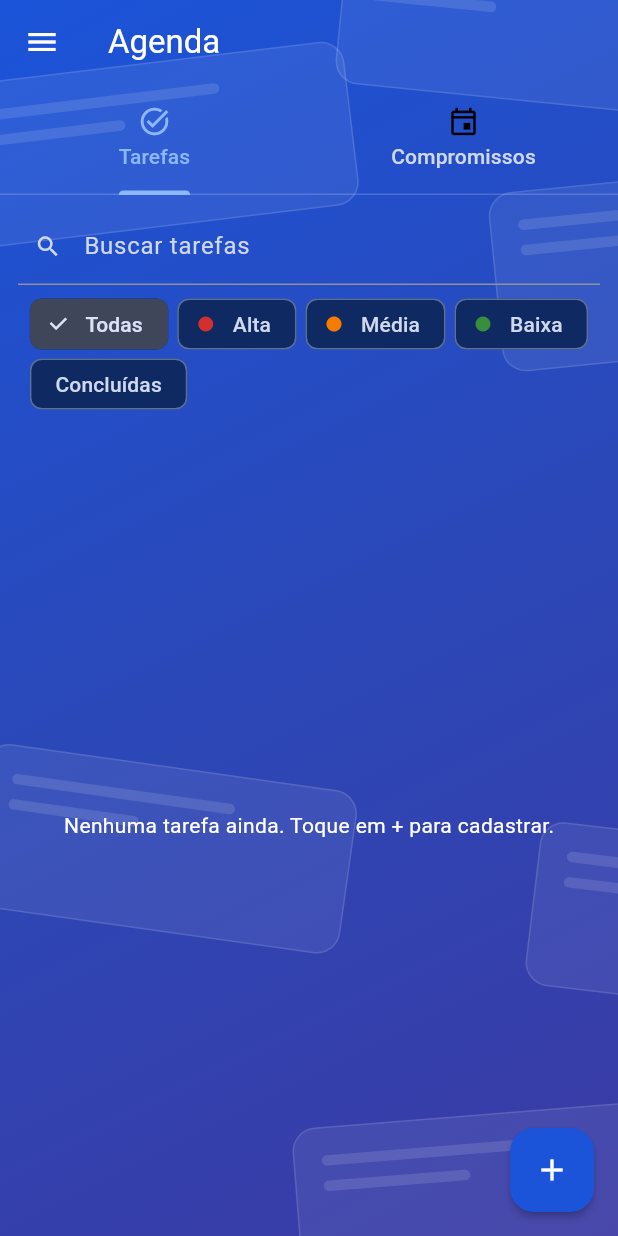
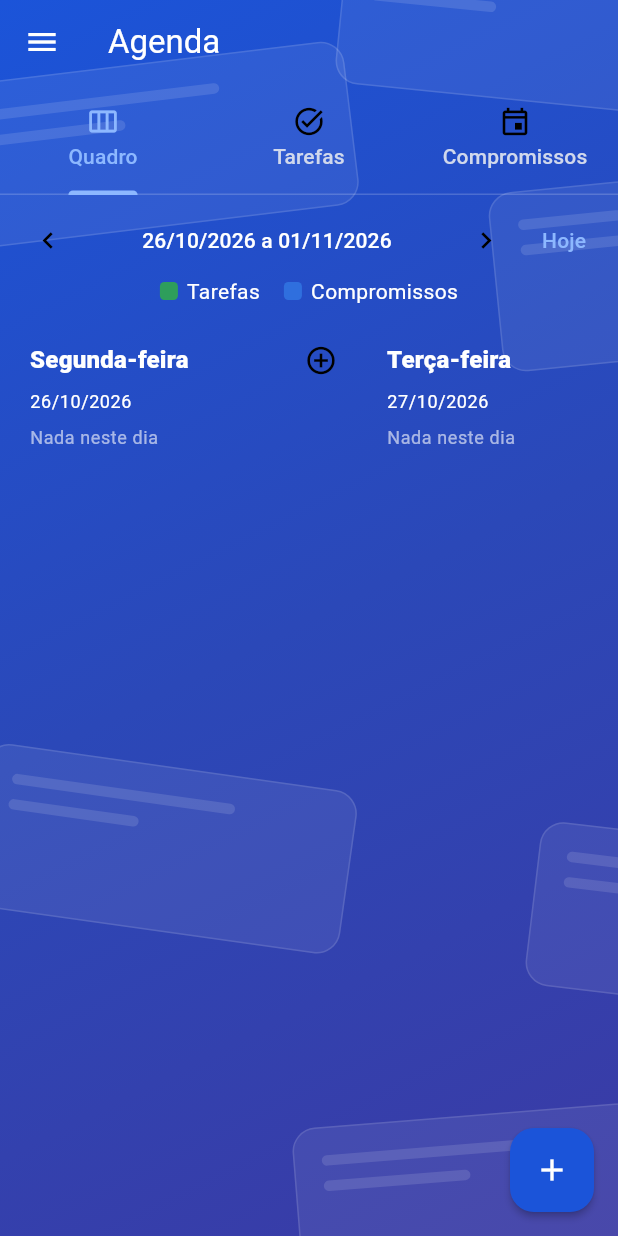
Before and after one commit to valdeiramaral/controle.pessoal, a Flutter app: the AgendaPage screen opened directly, on a phone screen of 412 x 824 dp. Run offline on Flutter 3.47's test engine with Material 3 defaults, Android fonts, the phone set to English and light mode, and no system bars; our stand-ins replace drift, drift_flutter, file_picker, flutter_local_notifications, flutter_riverpod, flutter_secure_storage and 1 more; missing offline and left inert: file_saver; accounts and stored records are empty; generated files the repository leaves out were written again.

Commit message:
Quadro semanal em Tarefas: tarefas em verde e compromissos em azul na mesma tela
Co-Authored-By: Claude Sonnet 5.5 <noreply@anthropic.com>
Claude-Session: https://claude.ai/code/session_01BBJdPGpRE6NQGsK2ezuwoF

```diff
--- a/app/lib/core/tarefas_calculo.dart
+++ b/app/lib/core/tarefas_calculo.dart
@@ -63,3 +63,13 @@ List<GrupoDiaTarefas> agruparTarefasPorDia(List<Tarefa> tarefas) {
             })),
   ];
 }
+
+/// Segunda-feira da semana de [d] (a semana do quadro vai de segunda a domingo).
+DateTime inicioDaSemana(DateTime d) {
+  final dia = DateTime(d.year, d.month, d.day);
+  return DateTime(dia.year, dia.month, dia.day - (dia.weekday - DateTime.monday));
+}
+
+/// Cores do quadro: tarefas em verde e compromissos em azul.
+const corTarefaQuadro = Color(0xFF2E9E5B);
+const corCompromissoQuadro = Color(0xFF2F6FDE);
--- a/app/lib/features/agenda/agenda_page.dart
+++ b/app/lib/features/agenda/agenda_page.dart
@@ -5,7 +5,9 @@ import '../nav/menu_lateral.dart';
 
 import '../../core/formatos.dart';
 import '../../core/notificacoes.dart';
+import '../../core/tarefas_calculo.dart';
 import '../../data/local/banco.dart';
+import 'quadro_aba.dart';
 import 'tarefa_form_page.dart';
 import 'tarefas_aba.dart';
 
@@ -20,7 +22,7 @@ class AgendaPage extends ConsumerStatefulWidget {
 }
 
 class _AgendaPageState extends ConsumerState<AgendaPage> with SingleTickerProviderStateMixin {
-  late final TabController _abas = TabController(length: 2, vsync: this)..addListener(() => setState(() {}));
+  late final TabController _abas = TabController(length: 3, vsync: this)..addListener(() => setState(() {}));
 
   @override
   void dispose() {
@@ -67,31 +69,66 @@ class _AgendaPageState extends ConsumerState<AgendaPage> with SingleTickerProvid
   @override
   Widget build(BuildContext context) {
     final banco = ref.watch(bancoProvider);
-    final tarefas = _abas.index == 0;
+    final aba = _abas.index; // 0 quadro | 1 tarefas | 2 compromissos
     return Scaffold(
       appBar: BarraPagina(title: Text(widget.titulo)),
       body: Column(children: [
         TabBar(
           controller: _abas,
           tabs: const [
+            Tab(key: Key('aba_quadro'), icon: Icon(Icons.view_week_outlined), text: 'Quadro'),
             Tab(key: Key('aba_tarefas'), icon: Icon(Icons.task_alt_outlined), text: 'Tarefas'),
             Tab(key: Key('aba_compromissos'), icon: Icon(Icons.event_outlined), text: 'Compromissos'),
           ],
         ),
         Expanded(
           child: TabBarView(controller: _abas, children: [
+            const QuadroAba(),
             const TarefasAba(),
             _compromissos(banco),
           ]),
         ),
       ]),
       floatingActionButton: FloatingActionButton(
-        key: Key(tarefas ? 'fab_nova_tarefa' : 'fab_novo_compromisso'),
-        tooltip: tarefas ? 'Nova tarefa' : 'Novo compromisso',
-        onPressed: () => tarefas ? abrirFormularioTarefa(context) : _novoEvento(context, banco),
+        key: Key(aba == 2 ? 'fab_novo_compromisso' : aba == 1 ? 'fab_nova_tarefa' : 'fab_novo_quadro'),
+        tooltip: aba == 2 ? 'Novo compromisso' : aba == 1 ? 'Nova tarefa' : 'Novo',
+        onPressed: () => aba == 2
+            ? _novoEvento(context, banco)
+            : aba == 1
+                ? abrirFormularioTarefa(context)
+                : _escolherNovo(context, banco),
         child: const Icon(Icons.add),
       ),
     );
+  }
+
+  /// No quadro, o + pergunta o que cadastrar: tarefa ou compromisso.
+  Future<void> _escolherNovo(BuildContext context, Banco banco) async {
+    final r = await showModalBottomSheet<String>(
+      context: context,
+      builder: (ctx) => SafeArea(
+        child: Column(mainAxisSize: MainAxisSize.min, children: [
+          ListTile(
+            key: const Key('novo_tarefa'),
+            leading: const Icon(Icons.task_alt_outlined, color: corTarefaQuadro),
+            title: const Text('Nova tarefa'),
+            onTap: () => Navigator.pop(ctx, 'tarefa'),
+          ),
+          ListTile(
+            key: const Key('novo_compromisso'),
+            leading: const Icon(Icons.event_outlined, color: corCompromissoQuadro),
+            title: const Text('Novo compromisso'),
+            onTap: () => Navigator.pop(ctx, 'compromisso'),
+          ),
+        ]),
+      ),
+    );
+    if (!context.mounted || r == null) return;
+    if (r == 'tarefa') {
+      await abrirFormularioTarefa(context);
+    } else {
+      await _novoEvento(context, banco);
+    }
   }
 
   Future<void> _novoEvento(BuildContext context, Banco banco) async {
--- /dev/null
+++ b/app/lib/features/agenda/quadro_aba.dart
@@ -0,0 +1,209 @@
+import 'package:flutter/material.dart';
+import 'package:flutter_riverpod/flutter_riverpod.dart';
+import 'package:intl/intl.dart';
+
+import '../../core/formatos.dart';
+import '../../core/tarefas_calculo.dart';
+import '../../data/local/banco.dart';
+import 'tarefa_form_page.dart';
+
+/// Quadro da semana (segunda a domingo): uma coluna por dia com as tarefas (verde) e os compromissos (azul).
+class QuadroAba extends ConsumerStatefulWidget {
+  const QuadroAba({super.key, this.agora});
+
+  final DateTime? agora; // para testes
+
+  @override
+  ConsumerState<QuadroAba> createState() => _QuadroAbaState();
+}
+
+class _QuadroAbaState extends ConsumerState<QuadroAba> {
+  late DateTime _semana = inicioDaSemana(widget.agora ?? DateTime.now());
+
+  DateTime get _hoje {
+    final a = widget.agora ?? DateTime.now();
+    return DateTime(a.year, a.month, a.day);
+  }
+
+  DateTime _dia(int i) => DateTime(_semana.year, _semana.month, _semana.day + i);
+
+  static DateTime _so(DateTime d) => DateTime(d.year, d.month, d.day);
+
+  Widget _legenda(Color cor, String texto) => Row(mainAxisSize: MainAxisSize.min, children: [
+        Container(width: 12, height: 12, decoration: BoxDecoration(color: cor, borderRadius: BorderRadius.circular(3))),
+        const SizedBox(width: 6),
+        Text(texto),
+      ]);
+
+  Widget _cartaoTarefa(Banco banco, Tarefa t) {
+    final concluida = t.etapa == 'concluida';
+    final estimativa = descricaoEstimativa(t.estimativa, t.estimativaUnidade);
+    return Card(
+      key: Key('quadro_tarefa_${t.id}'),
+      margin: const EdgeInsets.only(bottom: 8),
+      color: corTarefaQuadro.withValues(alpha: concluida ? 0.06 : 0.14),
+      clipBehavior: Clip.antiAlias,
+      child: InkWell(
+        onTap: () => abrirFormularioTarefa(context, tarefa: t),
+        child: Container(
+          decoration: const BoxDecoration(border: Border(left: BorderSide(color: corTarefaQuadro, width: 5))),
+          padding: const EdgeInsets.fromLTRB(8, 6, 4, 6),
+          child: Row(crossAxisAlignment: CrossAxisAlignment.start, children: [
+            Expanded(
+              child: Column(crossAxisAlignment: CrossAxisAlignment.start, children: [
+                Text(t.titulo,
+                    style: TextStyle(fontWeight: FontWeight.w600, decoration: concluida ? TextDecoration.lineThrough : null)),
+                Text(
+                  [
+                    if ((t.projeto ?? '').isNotEmpty) t.projeto!,
+                    etapasTarefa[t.etapa] ?? t.etapa,
+                    if (estimativa != null) estimativa,
+                  ].join(' · '),
+                  style: Theme.of(context).textTheme.bodySmall,
+                ),
+                const SizedBox(height: 3),
+                Container(
+                  padding: const EdgeInsets.symmetric(horizontal: 6, vertical: 0),
+                  decoration: BoxDecoration(color: corDaPrioridade(t.prioridade), borderRadius: BorderRadius.circular(8)),
+                  child: Text(prioridadesTarefa[t.prioridade] ?? t.prioridade,
+                      style: const TextStyle(color: Colors.white, fontSize: 10, fontWeight: FontWeight.w600)),
+                ),
+              ]),
+            ),
+            IconButton(
+              key: Key('quadro_concluir_${t.id}'),
+              visualDensity: VisualDensity.compact,
+              tooltip: concluida ? 'Reabrir' : 'Concluir',
+              icon: Icon(concluida ? Icons.check_circle : Icons.radio_button_unchecked, size: 20, color: corTarefaQuadro),
+              onPressed: () => banco.definirEtapaTarefa(t.id, concluida ? etapaPadraoTarefa : 'concluida'),
+            ),
+          ]),
+        ),
+      ),
+    );
+  }
+
+  Widget _cartaoCompromisso(Evento e) => Card(
+        key: Key('quadro_evento_${e.id}'),
+        margin: const EdgeInsets.only(bottom: 8),
+        color: corCompromissoQuadro.withValues(alpha: 0.14),
+        clipBehavior: Clip.antiAlias,
+        child: Container(
+          decoration: const BoxDecoration(border: Border(left: BorderSide(color: corCompromissoQuadro, width: 5))),
+          padding: const EdgeInsets.fromLTRB(8, 6, 8, 6),
+          child: Column(crossAxisAlignment: CrossAxisAlignment.start, children: [
+            Text(e.titulo, style: const TextStyle(fontWeight: FontWeight.w600)),
+            Text(
+              e.diaInteiro ? 'Dia inteiro' : DateFormat('HH:mm').format(e.inicio),
+              style: Theme.of(context).textTheme.bodySmall,
+            ),
+          ]),
+        ),
+      );
+
+  Widget _coluna(int i, List<Tarefa> tarefas, List<Evento> eventos) {
+    final dia = _dia(i);
+    final hoje = dia == _hoje;
+    final tema = Theme.of(context);
+    final nome = toBeginningOfSentenceCase(DateFormat('EEEE', 'pt_BR').format(dia));
+    final tarefasDoDia = tarefas.where((t) => t.prazo != null && _so(t.prazo!) == dia).toList();
+    final ordenadas = [...agruparTarefasPorDia(tarefasDoDia).expand((g) => g.itens)];
+    final eventosDoDia = eventos.where((e) => _so(e.inicio) == dia).toList();
+    final banco = ref.read(bancoProvider);
+    return Container(
+      key: Key('quadro_dia_$i'),
+      width: 230,
+      margin: const EdgeInsets.symmetric(horizontal: 4),
+      padding: const EdgeInsets.all(8),
+      decoration: BoxDecoration(
+        color: hoje ? tema.colorScheme.primary.withValues(alpha: 0.08) : null,
+        borderRadius: BorderRadius.circular(10),
+      ),
+      child: Column(crossAxisAlignment: CrossAxisAlignment.start, children: [
+        Row(children: [
+          Expanded(
+            child: Text(nome,
+                key: Key('quadro_titulo_dia_$i'),
+                style: tema.textTheme.titleMedium?.copyWith(fontWeight: FontWeight.w800, color: hoje ? tema.colorScheme.primary : null)),
+          ),
+          IconButton(
+            key: Key('quadro_novo_$i'),
+            visualDensity: VisualDensity.compact,
+            tooltip: 'Nova tarefa neste dia',
+            icon: const Icon(Icons.add_circle_outline),
+            onPressed: () => abrirFormularioTarefa(context, prazoInicial: dia),
+          ),
+        ]),
+        Text(formatarData(dia), style: tema.textTheme.bodySmall),
+        const SizedBox(height: 8),
+        for (final e in eventosDoDia) _cartaoCompromisso(e),
+        for (final t in ordenadas) _cartaoTarefa(banco, t),
+        if (eventosDoDia.isEmpty && ordenadas.isEmpty)
+          Text('Nada neste dia', style: tema.textTheme.bodySmall?.copyWith(color: tema.hintColor)),
+      ]),
+    );
+  }
+
+  @override
+  Widget build(BuildContext context) {
+    final banco = ref.watch(bancoProvider);
+    final fim = _dia(6);
+    final tema = Theme.of(context);
+    return Column(children: [
+      Padding(
+        padding: const EdgeInsets.fromLTRB(8, 6, 8, 0),
+        child: Row(children: [
+          IconButton(
+            key: const Key('quadro_anterior'),
+            tooltip: 'Semana anterior',
+            icon: const Icon(Icons.chevron_left),
+            onPressed: () => setState(() => _semana = _dia(-7)),
+          ),
+          Expanded(
+            child: Text('${formatarData(_semana)} a ${formatarData(fim)}',
+                key: const Key('quadro_periodo'), textAlign: TextAlign.center, style: tema.textTheme.titleSmall),
+          ),
+          IconButton(
+            key: const Key('quadro_proxima'),
+            tooltip: 'Próxima semana',
+            icon: const Icon(Icons.chevron_right),
+            onPressed: () => setState(() => _semana = _dia(7)),
+          ),
+          TextButton(
+            key: const Key('quadro_hoje'),
+            onPressed: () => setState(() => _semana = inicioDaSemana(widget.agora ?? DateTime.now())),
+            child: const Text('Hoje'),
+          ),
+        ]),
+      ),
+      Padding(
+        padding: const EdgeInsets.only(bottom: 4),
+        child: Wrap(spacing: 16, children: [
+          _legenda(corTarefaQuadro, 'Tarefas'),
+          _legenda(corCompromissoQuadro, 'Compromissos'),
+        ]),
+      ),
+      Expanded(
+        child: StreamBuilder<List<Tarefa>>(
+          stream: banco.observarTarefas(),
+          builder: (context, snapTarefas) => StreamBuilder<List<Evento>>(
+            stream: banco.observarEventosEntre(_semana, fim),
+            builder: (context, snapEventos) {
+              final tarefas = snapTarefas.data ?? const <Tarefa>[];
+              final eventos = snapEventos.data ?? const <Evento>[];
+              return SingleChildScrollView(
+                child: SingleChildScrollView(
+                  scrollDirection: Axis.horizontal,
+                  padding: const EdgeInsets.fromLTRB(8, 4, 8, 96),
+                  child: Row(crossAxisAlignment: CrossAxisAlignment.start, children: [
+                    for (var i = 0; i < 7; i++) _coluna(i, tarefas, eventos),
+                  ]),
+                ),
+              );
+            },
+          ),
+        ),
+      ),
+    ]);
+  }
+}
--- a/app/lib/features/agenda/tarefa_form_page.dart
+++ b/app/lib/features/agenda/tarefa_form_page.dart
@@ -8,15 +8,17 @@ import '../../core/tarefas_calculo.dart';
 import '../../data/local/banco.dart';
 
 /// Abre o cadastro de tarefa (nova ou edicao).
-Future<void> abrirFormularioTarefa(BuildContext context, {Tarefa? tarefa, DateTime? hoje}) =>
-    Navigator.of(context).push(MaterialPageRoute<void>(builder: (_) => TarefaFormPage(tarefa: tarefa, hoje: hoje)));
+Future<void> abrirFormularioTarefa(BuildContext context, {Tarefa? tarefa, DateTime? hoje, DateTime? prazoInicial}) =>
+    Navigator.of(context)
+        .push(MaterialPageRoute<void>(builder: (_) => TarefaFormPage(tarefa: tarefa, hoje: hoje, prazoInicial: prazoInicial)));
 
 /// Cadastro da tarefa: projeto, nome, descricao, prioridade (padrao Media, com tag colorida),
 /// data, estimativa, responsavel, etapa, dados complementares e o que fazer depois de salvar.
 class TarefaFormPage extends ConsumerStatefulWidget {
-  const TarefaFormPage({super.key, this.tarefa, this.hoje});
+  const TarefaFormPage({super.key, this.tarefa, this.hoje, this.prazoInicial});
 
   final Tarefa? tarefa;
+  final DateTime? prazoInicial; // nova tarefa ja com a data (ex.: o "+" da coluna do dia no quadro)
   final DateTime? hoje; // para testes
 
   @override
@@ -59,6 +61,10 @@ class _TarefaFormPageState extends ConsumerState<TarefaFormPage> {
       _responsavel.text = t.responsavel ?? '';
       _observacoes.text = t.observacoes ?? '';
       _tags.text = tagsDoTexto(t.tags).join(', ');
+    }
+    if (t == null && widget.prazoInicial != null) {
+      final p = widget.prazoInicial!;
+      _prazo = DateTime(p.year, p.month, p.day);
     }
     ref.read(bancoProvider).projetosDeTarefas().then((p) {
       if (mounted) setState(() => _projetos = p);
```
Also changed, not shown: 2 other files.
